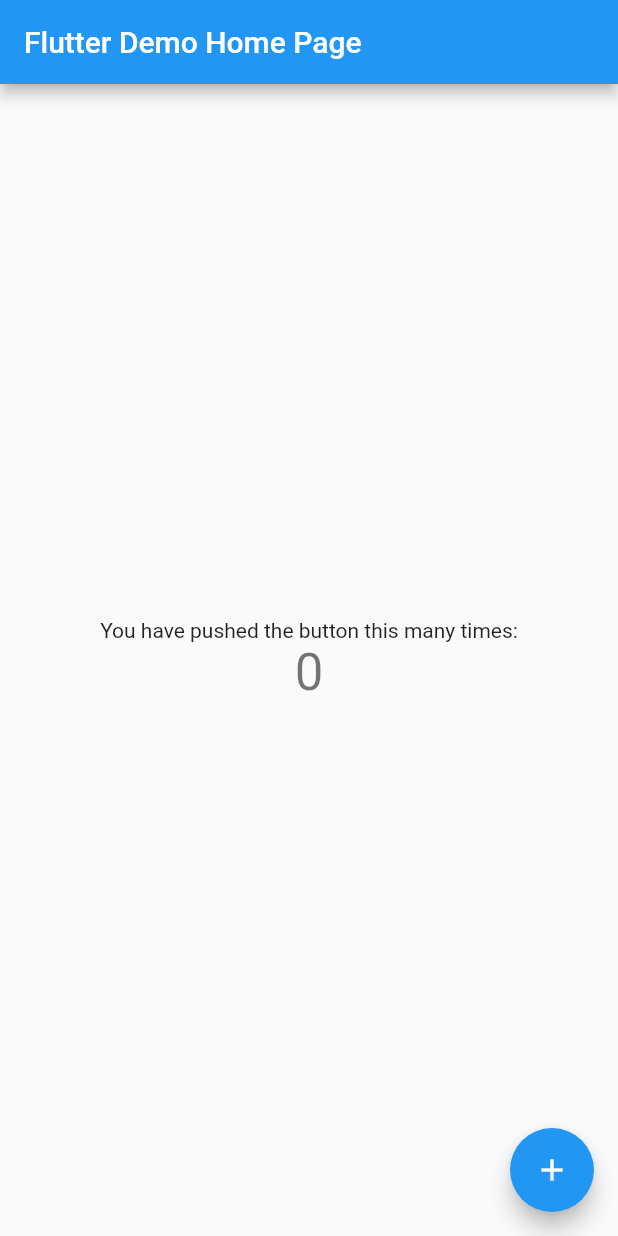
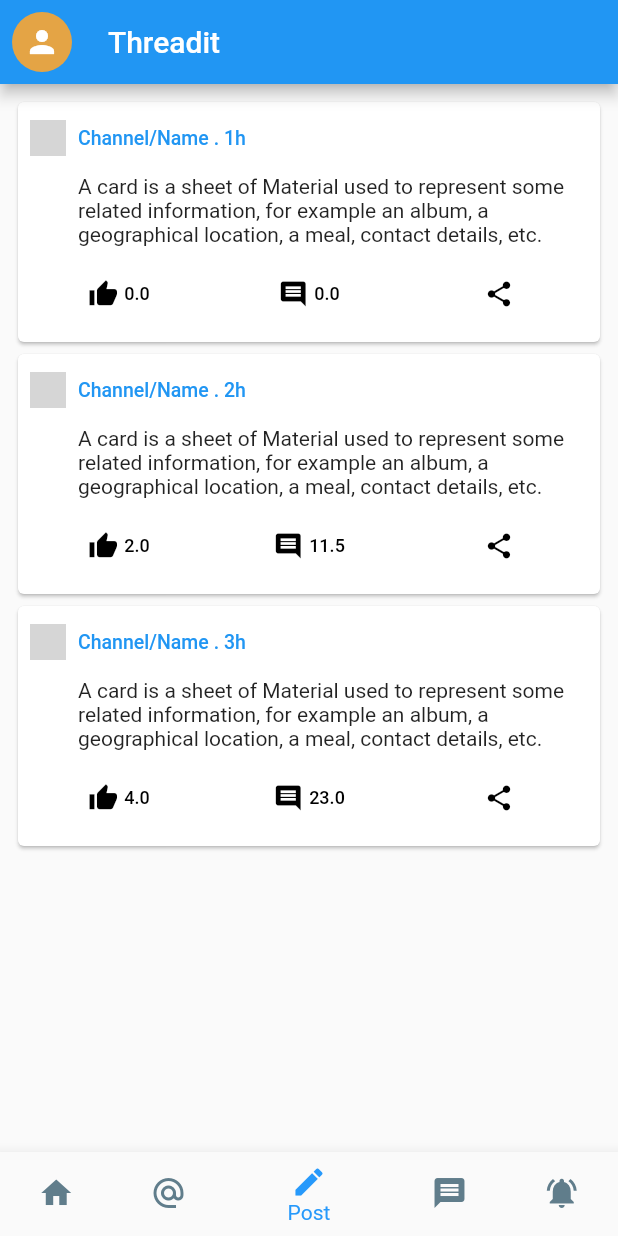
Before and after one commit to Bryan-Cee/threadit_mobile, a Flutter app: the screen it shows after launch, on a phone screen of 412 x 824 dp. Run offline on Flutter 3.47's test engine with Material 2 defaults, Android fonts, the phone set to English and light mode, and no system bars; network calls fail; grey boxes are pictures that could not be loaded.

Commit message:
chore: setting up post mark up

```diff
--- a/lib/main.dart
+++ b/lib/main.dart
@@ -1,111 +1,64 @@
 import 'package:flutter/material.dart';
+import 'package:threadit_mobile/post.dart';
 
-void main() => runApp(MyApp());
-
-class MyApp extends StatelessWidget {
-  // This widget is the root of your application.
-  @override
-  Widget build(BuildContext context) {
-    return MaterialApp(
-      title: 'Flutter Demo',
-      theme: ThemeData(
-        // This is the theme of your application.
-        //
-        // Try running your application with "flutter run". You'll see the
-        // application has a blue toolbar. Then, without quitting the app, try
-        // changing the primarySwatch below to Colors.green and then invoke
-        // "hot reload" (press "r" in the console where you ran "flutter run",
-        // or simply save your changes to "hot reload" in a Flutter IDE).
-        // Notice that the counter didn't reset back to zero; the application
-        // is not restarted.
-        primarySwatch: Colors.blue,
-      ),
-      home: MyHomePage(title: 'Flutter Demo Home Page'),
-    );
-  }
-}
-
-class MyHomePage extends StatefulWidget {
-  MyHomePage({Key key, this.title}) : super(key: key);
-
-  // This widget is the home page of your application. It is stateful, meaning
-  // that it has a State object (defined below) that contains fields that affect
-  // how it looks.
-
-  // This class is the configuration for the state. It holds the values (in this
-  // case the title) provided by the parent (in this case the App widget) and
-  // used by the build method of the State. Fields in a Widget subclass are
-  // always marked "final".
-
-  final String title;
-
-  @override
-  _MyHomePageState createState() => _MyHomePageState();
-}
-
-class _MyHomePageState extends State<MyHomePage> {
-  int _counter = 0;
-
-  void _incrementCounter() {
-    setState(() {
-      // This call to setState tells the Flutter framework that something has
-      // changed in this State, which causes it to rerun the build method below
-      // so that the display can reflect the updated values. If we changed
-      // _counter without calling setState(), then the build method would not be
-      // called again, and so nothing would appear to happen.
-      _counter++;
-    });
-  }
-
-  @override
-  Widget build(BuildContext context) {
-    // This method is rerun every time setState is called, for instance as done
-    // by the _incrementCounter method above.
-    //
-    // The Flutter framework has been optimized to make rerunning build methods
-    // fast, so that you can just rebuild anything that needs updating rather
-    // than having to individually change instances of widgets.
-    return Scaffold(
-      appBar: AppBar(
-        // Here we take the value from the MyHomePage object that was created by
-        // the App.build method, and use it to set our appbar title.
-        title: Text(widget.title),
-      ),
-      body: Center(
-        // Center is a layout widget. It takes a single child and positions it
-        // in the middle of the parent.
-        child: Column(
-          // Column is also a layout widget. It takes a list of children and
-          // arranges them vertically. By default, it sizes itself to fit its
-          // children horizontally, and tries to be as tall as its parent.
-          //
-          // Invoke "debug painting" (press "p" in the console, choose the
-          // "Toggle Debug Paint" action from the Flutter Inspector in Android
-          // Studio, or the "Toggle Debug Paint" command in Visual Studio Code)
-          // to see the wireframe for each widget.
-          //
-          // Column has various properties to control how it sizes itself and
-          // how it positions its children. Here we use mainAxisAlignment to
-          // center the children vertically; the main axis here is the vertical
-          // axis because Columns are vertical (the cross axis would be
-          // horizontal).
-          mainAxisAlignment: MainAxisAlignment.center,
+void main() => runApp(MaterialApp(
+      home: Scaffold(
+        appBar: AppBar(
+          leading: Padding(
+            padding: const EdgeInsets.all(8.0),
+            child: RawMaterialButton(
+              onPressed: () => print("Going home"),
+              child: CircleAvatar(
+                child: Icon(Icons.person),
+                backgroundColor: Color(0xFFE4A445),
+                foregroundColor: Colors.white,
+              ),
+            ),
+          ),
+          title: Text("Threadit"),
+        ),
+        body: ListView(
+          padding: const EdgeInsets.all(8.0),
           children: <Widget>[
-            Text(
-              'You have pushed the button this many times:',
+            Column(
+              children: List<PostCard>.generate(3, (int index) =>
+              PostCard(
+                comments: (23 * index / 2),
+                likes: (4 * index / 2),
+                post: "A card is a sheet of Material used to represent some related information, for example an album, a geographical location, a meal, contact details, etc.",
+                time: index + 1,
+                title: "Channel/Name",
+                )),
             ),
-            Text(
-              '$_counter',
-              style: Theme.of(context).textTheme.display1,
+          ],
+        ),
+        bottomNavigationBar: BottomNavigationBar(
+          type: BottomNavigationBarType.shifting,
+          selectedItemColor: Color(0xFF2699FB),
+          unselectedItemColor: Colors.blueGrey,
+          currentIndex: 2,
+          items: <BottomNavigationBarItem>[
+            BottomNavigationBarItem(
+              icon: Icon(Icons.home),
+              title: Text('Home'),
+            ),
+            BottomNavigationBarItem(
+              icon: Icon(Icons.alternate_email),
+              title: Text('Trends'),
+            ),
+            BottomNavigationBarItem(
+              icon: Icon(Icons.edit),
+              title: Text('Post'),
+            ),
+            BottomNavigationBarItem(
+              icon: Icon(Icons.message),
+              title: Text('Messages'),
+            ),
+            BottomNavigationBarItem(
+              icon: Icon(Icons.notifications_active),
+              title: Text('Notifications'),
             ),
           ],
         ),
       ),
-      floatingActionButton: FloatingActionButton(
-        onPressed: _incrementCounter,
-        tooltip: 'Increment',
-        child: Icon(Icons.add),
-      ), // This trailing comma makes auto-formatting nicer for build methods.
-    );
-  }
-}
+    ));
--- /dev/null
+++ b/lib/post.dart
@@ -0,0 +1,114 @@
+import 'package:flutter/material.dart';
+
+class PostCard extends StatelessWidget {
+  PostCard({ this.title, this.time, this.likes, this.comments, this.post });
+
+  final title;
+  final time;
+  final likes;
+  final comments;
+  final post;
+
+  @override
+  Widget build(BuildContext context) {
+    double iconSize = 20.0;
+
+    return Card(
+      child: InkWell(
+        splashColor: Colors.blue.withAlpha(30),
+        onTap: () {
+          print('Card tapped.');
+        },
+        child: Column(
+          crossAxisAlignment: CrossAxisAlignment.start,
+          children: <Widget>[
+            Row(mainAxisSize: MainAxisSize.min, children: <Widget>[
+              FlatButton(
+                padding: EdgeInsets.only(left: 0.0),
+                materialTapTargetSize: MaterialTapTargetSize.padded,
+                onPressed: () => print("Profile"),
+                child: Row(
+                  mainAxisSize: MainAxisSize.min,
+                  children: <Widget>[
+                    Padding(
+                      padding: EdgeInsets.all(8.0),
+                      child: CircleAvatar(
+                          maxRadius: 12.0,
+                          backgroundImage: NetworkImage(
+                              "https://media-exp1.licdn.com/dms/image/C5603AQFGTeLLg8X7Mw/profile-displayphoto-shrink_200_200/0?e=1586390400&v=beta&t=8o76VcpW0gghJ2sKyZJfMCfMwMUyTjIvbp0Avc_D1D8")),
+                    ),
+                    Text(
+                      "$title . ${time}h",
+                      style: TextStyle(
+                        fontSize: 13,
+                        color: Colors.blue,
+                      ),
+                    ),
+                  ],
+                ),
+              ),
+            ]),
+            Padding(
+              padding: EdgeInsets.only(left: 40.0, right: 20.0),
+              child: Text(
+                "$post",
+                style: TextStyle(
+                  fontSize: 14.0,
+                ),
+              ),
+            ),
+            ButtonBar(
+              alignment: MainAxisAlignment.spaceAround,
+              children: <Widget>[
+                FlatButton(
+                  onPressed: () => print("Like"),
+                  child: Row(
+                    children: <Widget>[
+                      Padding(
+                        padding: EdgeInsets.only(right: 4.0),
+                        child: Icon(
+                          Icons.thumb_up,
+                          size: iconSize,
+                        ),
+                      ),
+                      Text(
+                        "$likes",
+                        style: TextStyle(fontSize: 12.0),
+                      ),
+                    ],
+                  ),
+                ),
+                FlatButton(
+                  onPressed: () => print("Comment"),
+                  child: Row(
+                    children: <Widget>[
+                      Padding(
+                        padding: EdgeInsets.only(right: 4.0),
+                        child: Icon(
+                          Icons.insert_comment,
+                          size: iconSize,
+                        ),
+                      ),
+                      Text(
+                        "$comments",
+                        style: TextStyle(fontSize: 12.0),
+                      ),
+                    ],
+                  ),
+                ),
+                FlatButton(
+                  onPressed: () => print("Share"),
+                  child: Icon(
+                    Icons.share,
+                    size: iconSize,
+                  ),
+                )
+              ],
+            ),
+          ],
+        ),
+      ),
+    );
+    ;
+  }
+}
```
Also changed, not shown: pubspec.lock, 3 other files.
